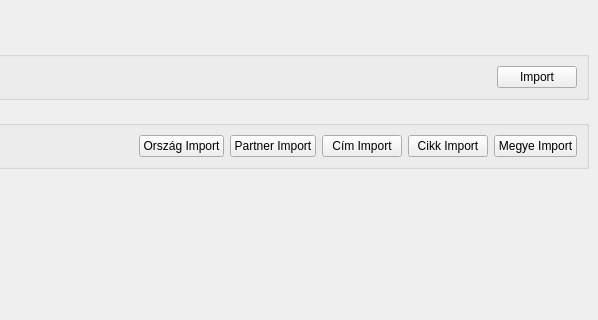
This is mvp/views/mainwindow.ui in horvathzoltan/biovitality as Qt 5 draws it before an edit; both pictures show x 388 to 986 and y 0 to 320 of the 986 by 568 pixel window. The edited form follows.
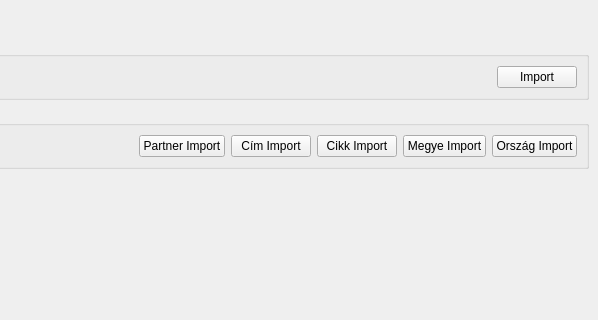
This is the edited form.

Diff of the .ui file:
```diff
--- a/mvp/views/mainwindow.ui
+++ b/mvp/views/mainwindow.ui
@@ -101,13 +101,6 @@
          </property>
         </spacer>
        </item>
-       <item>
-        <widget class="QPushButton" name="pushButton_CountryImpot">
-         <property name="text">
-          <string>Ország Import</string>
-         </property>
-        </widget>
-       </item>
        <item>
         <widget class="QPushButton" name="pushButton_PartnerImport">
          <property name="text">
@@ -136,6 +129,13 @@
          </property>
         </widget>
        </item>
+       <item>
+        <widget class="QPushButton" name="pushButton_CountryImpot">
+         <property name="text">
+          <string>Ország Import</string>
+         </property>
+        </widget>
+       </item>
       </layout>
      </widget>
     </item>
```
